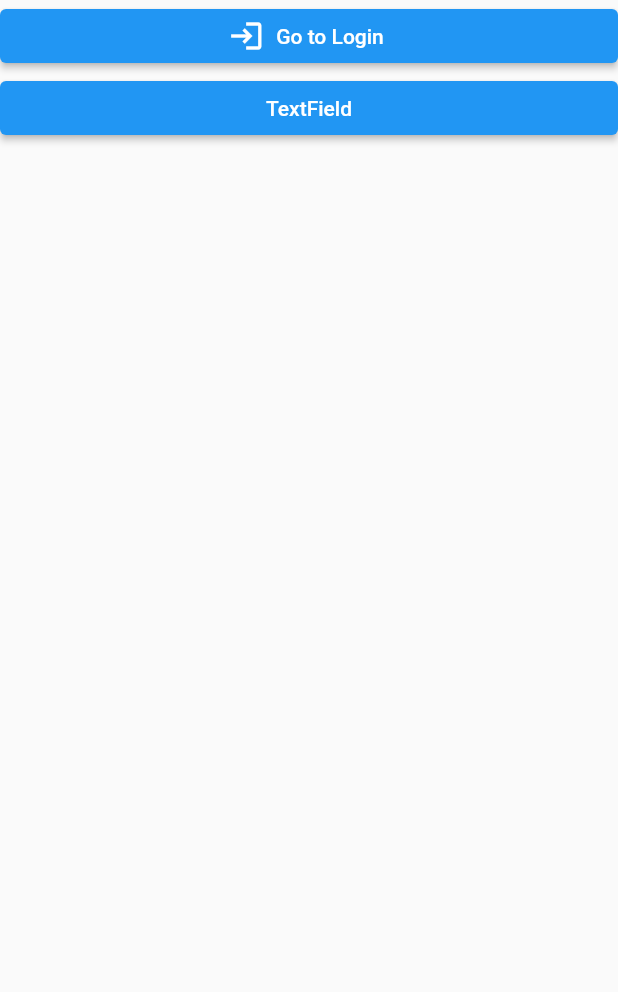
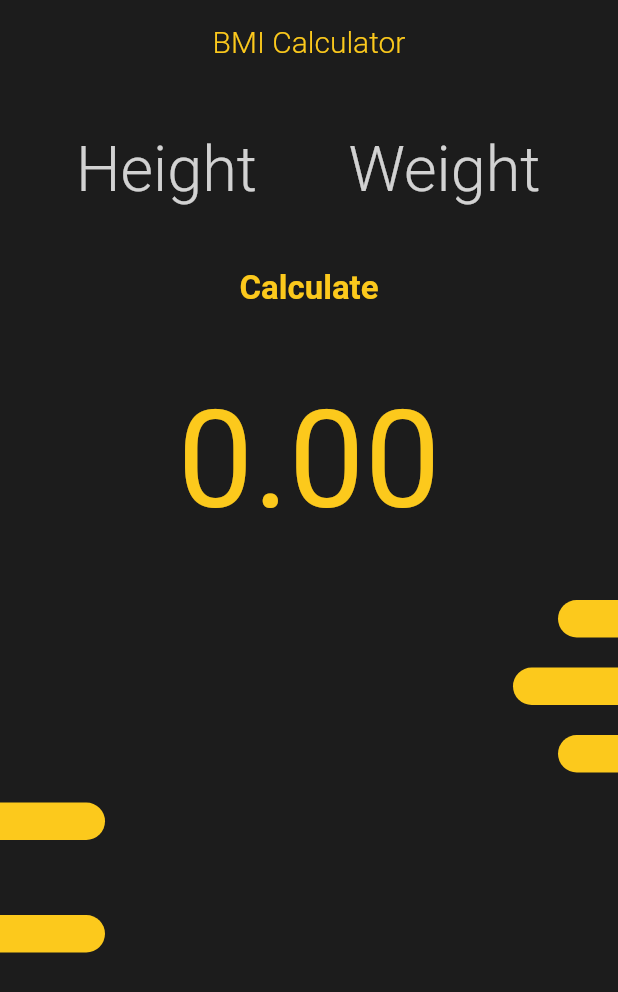
Before and after one commit to AnikRonjon/Flutter_Clash, a Flutter app: the screen it shows after launch, on a phone screen of 412 x 824 dp. Shown: the top 992 px of the screen. Run offline on Flutter 3.47's test engine with Material 2 defaults, Android fonts, the phone set to English and light mode, and no system bars; our stand-ins replace hexcolor.

Commit message:
BMI Calculator Created

```diff
--- /dev/null
+++ b/lib/constants/app_constants.dart
@@ -0,0 +1,6 @@
+import 'package:flutter/material.dart';
+import 'package:hexcolor/hexcolor.dart';
+
+
+final Color mainHexColor = HexColor("#1C1C1C");
+final Color accentHaxColor = HexColor("#FCC91C");
--- a/lib/main.dart
+++ b/lib/main.dart
@@ -1,11 +1,8 @@
 import 'package:flutter/material.dart';
-
-import 'Screen/home.dart';
-import 'Screen/login.dart';
-import 'Screen/textfield.dart';
+import 'package:flutter_clash/screens/home.dart';
 
 void main() {
-  runApp(MyApp());
+  runApp(const MyApp());
 }
 
 class MyApp extends StatefulWidget {
@@ -18,23 +15,9 @@ class MyApp extends StatefulWidget {
 class _MyAppState extends State<MyApp> {
   @override
   Widget build(BuildContext context) {
-    return MaterialApp(
+    return const MaterialApp(
       debugShowCheckedModeBanner: false,
-      title: 'Flutter Clash',
-      color: Colors.white,
-      theme: ThemeData(
-        scaffoldBackgroundColor: Colors.white,
-        appBarTheme: const AppBarTheme(
-          color: Colors.blue,
-        ),
-      ),
-      themeMode: ThemeMode.light,
-      initialRoute: '/',
-      routes: {
-        '/': (context) => const HomeScreen(),
-        '/login': (context) => const LoginScreen(),
-        '/textfield': (context) => const TextFieldScreen(),
-      },
+      home: HomeScreen(),
     );
   }
 }
--- a/lib/screen/home.dart
+++ /dev/null
@@ -1,27 +0,0 @@
-import 'package:flutter/material.dart';
-
-class HomeScreen extends StatelessWidget {
-  const HomeScreen({Key? key}) : super(key: key);
-
-  @override
-  Widget build(BuildContext context) {
-    return Material(
-      child: ListView(
-        children: [
-          ElevatedButton.icon(
-            onPressed: () {
-              Navigator.pushNamed(context, '/login');
-            },
-            icon: const Icon(Icons.login),
-            label: const Text('Go to Login'),
-          ),
-          ElevatedButton(
-              onPressed: () {
-                Navigator.pushNamed(context, '/textfield');
-              },
-              child: const Text('TextField'))
-        ],
-      ),
-    );
-  }
-}
--- /dev/null
+++ b/lib/screens/home.dart
@@ -0,0 +1,136 @@
+import 'package:flutter/material.dart';
+import 'package:flutter_clash/constants/app_constants.dart';
+import 'package:flutter_clash/widgets/left_bar.dart';
+import 'package:flutter_clash/widgets/right_bar.dart';
+
+class HomeScreen extends StatefulWidget {
+  const HomeScreen({Key? key}) : super(key: key);
+
+  @override
+  _HomeScreenState createState() => _HomeScreenState();
+}
+
+class _HomeScreenState extends State<HomeScreen> {
+  final TextEditingController _heightController = TextEditingController();
+  final TextEditingController _weightController = TextEditingController();
+  double _bmiResult = 0;
+  String _textResult = "";
+
+  @override
+  Widget build(BuildContext context) {
+    return Scaffold(
+        appBar: AppBar(
+          title: Text(
+            "BMI Calculator",
+            style:
+                TextStyle(color: accentHaxColor, fontWeight: FontWeight.w300),
+          ),
+          backgroundColor: Colors.transparent,
+          elevation: 0,
+          centerTitle: true,
+        ),
+        backgroundColor: mainHexColor,
+        body: SingleChildScrollView(
+          child: Column(
+            children: [
+              const SizedBox(height: 20),
+              Row(
+                mainAxisAlignment: MainAxisAlignment.spaceEvenly,
+                children: [
+                  SizedBox(
+                    width: 130,
+                    child: TextField(
+                      controller: _heightController,
+                      style: TextStyle(
+                          fontSize: 42,
+                          fontWeight: FontWeight.w300,
+                          color: accentHaxColor),
+                      keyboardType: TextInputType.number,
+                      decoration: InputDecoration(
+                        border: InputBorder.none,
+                        hintText: "Height",
+                        hintStyle: TextStyle(
+                            fontSize: 42,
+                            fontWeight: FontWeight.w300,
+                            color: Colors.white.withOpacity(.8)),
+                      ),
+                    ),
+                  ),
+                  SizedBox(
+                    width: 130,
+                    child: TextField(
+                      controller: _weightController,
+                      textAlign: TextAlign.center,
+                      style: TextStyle(
+                          fontSize: 42,
+                          fontWeight: FontWeight.w300,
+                          color: accentHaxColor),
+                      keyboardType: TextInputType.number,
+                      decoration: InputDecoration(
+                        border: InputBorder.none,
+                        hintText: "Weight",
+                        hintStyle: TextStyle(
+                            fontSize: 42,
+                            fontWeight: FontWeight.w300,
+                            color: Colors.white.withOpacity(.8)),
+                      ),
+                    ),
+                  ),
+                ],
+              ),
+              const SizedBox(height: 30),
+              GestureDetector(
+                onTap: () {
+                  double _h = double.parse(_heightController.text);
+                  double _w = double.parse(_weightController.text);
+                  setState(() {
+                    _bmiResult = _w / (_h * _h);
+                    if (_bmiResult > 25) {
+                      _textResult = "You're over weight";
+                    } else if (_bmiResult >= 18.5 && _bmiResult <= 25) {
+                      _textResult = "You have normal weight";
+                    } else {
+                      _textResult = "You're under weight";
+                    }
+                  });
+                },
+                child: Text(
+                  "Calculate",
+                  style: TextStyle(
+                      fontSize: 22,
+                      fontWeight: FontWeight.bold,
+                      color: accentHaxColor),
+                ),
+              ),
+              const SizedBox(height: 50),
+              Text(
+                _bmiResult.toStringAsFixed(2),
+                style: TextStyle(fontSize: 90, color: accentHaxColor),
+              ),
+              const SizedBox(height: 30),
+              Visibility(
+                  visible: _textResult.isNotEmpty,
+                  child: Text(
+                    _textResult,
+                    style: TextStyle(
+                        fontSize: 32,
+                        fontWeight: FontWeight.w400,
+                        color: accentHaxColor),
+                  )),
+              const SizedBox(
+                height: 10,
+              ),
+              const LeftBar(barWidth: 40),
+              const SizedBox(height: 20),
+              const LeftBar(barWidth: 70),
+              const SizedBox(height: 20),
+              const LeftBar(barWidth: 40),
+              const SizedBox(height: 20),
+              const RightBar(barWidth: 70),
+              const SizedBox(height: 50),
+              const RightBar(barWidth: 70),
+            ],
+          ),
+        ));
+  }
+}
--- /dev/null
+++ b/lib/widgets/left_bar.dart
@@ -0,0 +1,27 @@
+import 'package:flutter/material.dart';
+import 'package:flutter_clash/constants/app_constants.dart';
+
+class LeftBar extends StatelessWidget {
+  final double barWidth;
+  const LeftBar({Key? key, required this.barWidth}) : super(key: key);
+
+  @override
+  Widget build(BuildContext context) {
+    return Row(
+      mainAxisAlignment: MainAxisAlignment.end,
+      children: [
+        Container(
+          height: 25,
+          width: barWidth,
+          decoration: BoxDecoration(
+            borderRadius: const BorderRadius.only(
+              topLeft: Radius.circular(20),
+              bottomLeft: Radius.circular(20),
+            ),
+            color: accentHaxColor,
+          ),
+        )
+      ],
+    );
+  }
+}
--- /dev/null
+++ b/lib/widgets/right_bar.dart
@@ -0,0 +1,27 @@
+import 'package:flutter/material.dart';
+import 'package:flutter_clash/constants/app_constants.dart';
+
+class RightBar extends StatelessWidget {
+  final double barWidth;
+  const RightBar({Key? key, required this.barWidth}) : super(key: key);
+
+  @override
+  Widget build(BuildContext context) {
+    return Row(
+      mainAxisAlignment: MainAxisAlignment.start,
+      children: [
+        Container(
+          height: 25,
+          width: barWidth,
+          decoration: BoxDecoration(
+            borderRadius: const BorderRadius.only(
+              topRight: Radius.circular(20),
+              bottomRight: Radius.circular(20),
+            ),
+            color: accentHaxColor,
+          ),
+        )
+      ],
+    );
+  }
+}
```
Also changed, not shown: lib/screen/login.dart (deleted, +0 -100 lines), lib/screen/textfield.dart (deleted, +0 -47 lines), pubspec.yaml (+5 -3 lines), assets/images/login.png (deleted), assets/images/pic1.png (deleted), assets/images/pic2.png (deleted), assets/images/pic3.png (deleted), pubspec.lock.
